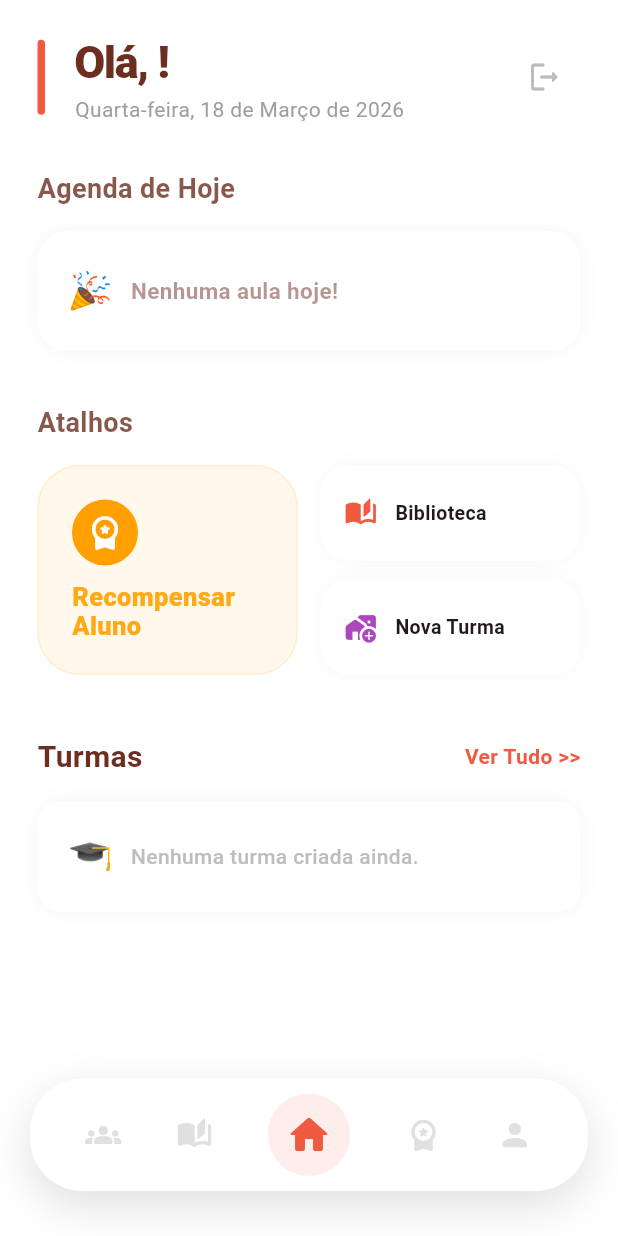
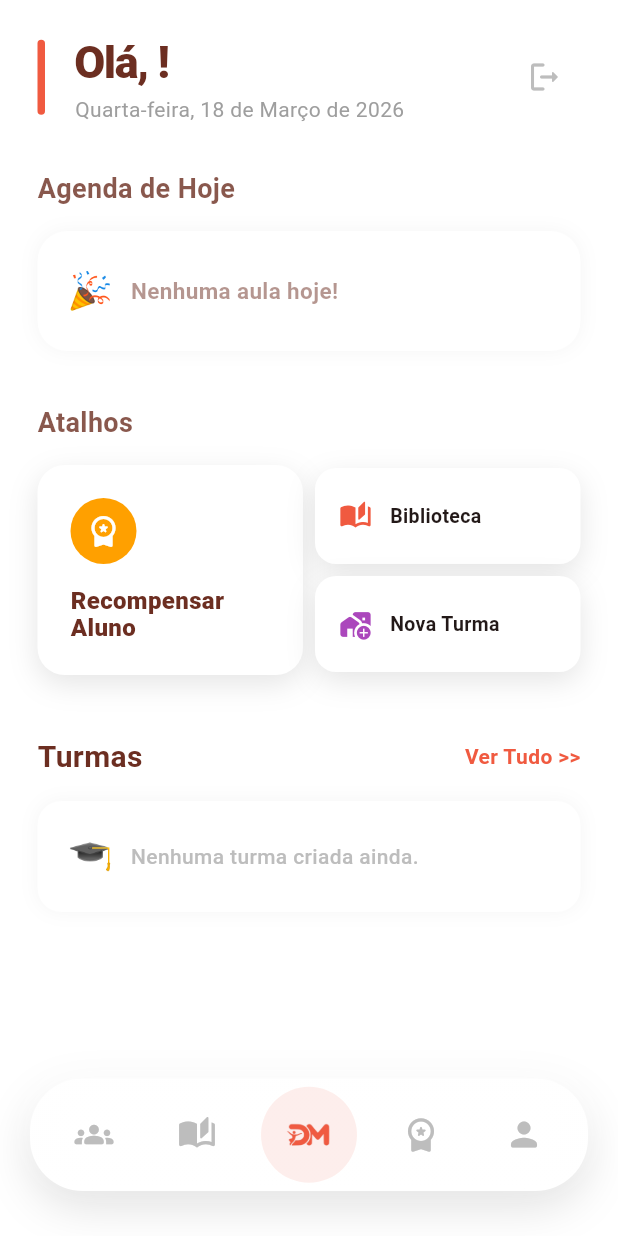
Before and after one commit to guilhermecarv32/DancaMais, a Flutter app: the TeacherDashboard screen opened directly, on a phone screen of 412 x 824 dp. Run offline on Flutter 3.47's test engine with Material 3 defaults, Android fonts, the phone set to English and light mode, and no system bars; our stand-ins replace cloud_firestore, firebase_auth, firebase_core, flutter_bloc; missing offline and left inert: firebase_app_check; accounts and stored records are empty.

Commit message:
ajustes no bento grid e menu inferior

```diff
--- a/lib/ui/screens/teacher_dashboard.dart
+++ b/lib/ui/screens/teacher_dashboard.dart
@@ -322,6 +322,27 @@ class _TeacherDashboardState extends State<TeacherDashboard> {
       body: Stack(
         children: [
           screens[_selectedIndex],
+          // Fade atrás do dock — suaviza a transição do conteúdo para o menu
+          Align(
+            alignment: Alignment.bottomCenter,
+            child: IgnorePointer(
+              child: Container(
+                height: 130,
+                decoration: BoxDecoration(
+                  gradient: LinearGradient(
+                    begin: Alignment.topCenter,
+                    end: Alignment.bottomCenter,
+                    colors: [
+                      Colors.white.withOpacity(0),
+                      Colors.white.withOpacity(0.85),
+                      Colors.white,
+                    ],
+                    stops: const [0.0, 0.5, 1.0],
+                  ),
+                ),
+              ),
+            ),
+          ),
           _buildFloatingDock(primaryColor),
         ],
       ),
@@ -338,13 +359,27 @@ class _TeacherDashboardState extends State<TeacherDashboard> {
         child: Container(
           height: 75,
           decoration: BoxDecoration(
-            color: Colors.white,
+            // Fade na parte de trás do dock
+            gradient: LinearGradient(
+              begin: Alignment.topCenter,
+              end: Alignment.bottomCenter,
+              colors: [
+                Colors.white.withOpacity(0.95),
+                Colors.white,
+              ],
+            ),
             borderRadius: BorderRadius.circular(35),
             boxShadow: [
               BoxShadow(
                   color: Colors.black.withOpacity(0.12),
                   blurRadius: 25,
-                  offset: const Offset(0, 10))
+                  offset: const Offset(0, 10)),
+              // Sombra difusa para efeito de fade nas bordas
+              BoxShadow(
+                  color: Colors.white.withOpacity(0.9),
+                  blurRadius: 20,
+                  spreadRadius: -5,
+                  offset: const Offset(0, -8)),
             ],
           ),
           child: Row(
@@ -352,25 +387,33 @@ class _TeacherDashboardState extends State<TeacherDashboard> {
             children: [
               _buildDockItem(0, Icons.groups_rounded),
               _buildDockItem(1, Icons.auto_stories_rounded),
+              // Botão Home com logo customizada
               GestureDetector(
                 onTap: () => setState(() => _selectedIndex = 2),
                 child: Container(
-                  height: 55,
-                  width: 55,
+                  // Hitbox ampliada
+                  width: 64,
+                  height: 64,
                   decoration: BoxDecoration(
                     color: _selectedIndex == 2
                         ? primary.withOpacity(0.1)
                         : Colors.transparent,
                     shape: BoxShape.circle,
                   ),
-                  child: Icon(
-                    _selectedIndex == 2
-                        ? Icons.home_rounded
-                        : Icons.home_outlined,
-                    size: 32,
-                    color: _selectedIndex == 2
-                        ? primary
-                        : Colors.grey[400],
+                  child: Center(
+                    child: _selectedIndex == 2
+                        ? Image.asset(
+                            'assets/logo_color.png',
+                            width: 32,
+                            height: 32,
+                            fit: BoxFit.contain,
+                          )
+                        : Image.asset(
+                            'assets/logodm_cinza_btn.png',
+                            width: 32,
+                            height: 32,
+                            fit: BoxFit.contain,
+                          ),
                   ),
                 ),
               ),
@@ -387,21 +430,28 @@ class _TeacherDashboardState extends State<TeacherDashboard> {
     final isSelected = _selectedIndex == index;
     return GestureDetector(
       onTap: () => setState(() => _selectedIndex = index),
+      // Hitbox ampliada — não precisa clicar exatamente no ícone
+      behavior: HitTestBehavior.opaque,
+      child: SizedBox(
+        width: 52,
+        height: 64,
         child: Column(
-        mainAxisSize: MainAxisSize.min,
+          mainAxisAlignment: MainAxisAlignment.center,
           children: [
             Icon(icon,
-              size: 24,
-              color: isSelected ? AppTheme.primary : Colors.grey[300]),
-          if (isSelected)
+                size: 26,
+                color: isSelected ? AppTheme.primary : Colors.grey[400]),
+            if (isSelected) ...[
+              const SizedBox(height: 4),
               Container(
-              margin: const EdgeInsets.only(top: 4),
                 width: 4,
                 height: 4,
                 decoration: const BoxDecoration(
                     color: AppTheme.primary, shape: BoxShape.circle),
               ),
             ],
+          ],
+        ),
       ),
     );
   }
@@ -529,7 +579,7 @@ class _TeacherDashboardState extends State<TeacherDashboard> {
               () => setState(() => _selectedIndex = 3),
             ),
           ),
-          const SizedBox(width: 15),
+          const SizedBox(width: 8),
           Expanded(
             child: Column(children: [
               _buildSmallBentoCard(
@@ -538,7 +588,7 @@ class _TeacherDashboardState extends State<TeacherDashboard> {
                 primary,
                 () => setState(() => _selectedIndex = 1),
               ),
-              const SizedBox(height: 12),
+              const SizedBox(height: 8),
               _buildSmallBentoCard(
                 'Nova Turma',
                 Icons.add_home_work_rounded,
@@ -551,16 +601,21 @@ class _TeacherDashboardState extends State<TeacherDashboard> {
       );
 
   Widget _buildBigBentoCard(
-      String title, IconData icon, Color color, VoidCallback onTap) =>
-      GestureDetector(
+      String title, IconData icon, Color color, VoidCallback onTap) {
+    return GestureDetector(
       onTap: onTap,
       child: Container(
         height: 140,
         padding: const EdgeInsets.all(22),
         decoration: BoxDecoration(
-            color: color.withOpacity(0.08),
-            borderRadius: BorderRadius.circular(28),
-            border: Border.all(color: color.withOpacity(0.12)),
+          color: Colors.white,
+          borderRadius: BorderRadius.circular(18),
+          boxShadow: [
+            BoxShadow(
+                color: Colors.black.withOpacity(0.10),
+                blurRadius: 16,
+                offset: const Offset(0, 6)),
+          ],
         ),
         child: Column(
           crossAxisAlignment: CrossAxisAlignment.start,
@@ -569,18 +624,18 @@ class _TeacherDashboardState extends State<TeacherDashboard> {
             CircleAvatar(
                 backgroundColor: color,
                 radius: 22,
-                  child:
-                      Icon(icon, color: Colors.white, size: 26)),
+                child: Icon(icon, color: Colors.white, size: 24)),
             Text(title,
-                  style: TextStyle(
-                      color: color.withOpacity(0.9),
+                style: const TextStyle(
+                    color: AppTheme.secondary,
                     fontWeight: FontWeight.w900,
-                      fontSize: 17,
+                    fontSize: 16,
                     height: 1.1)),
           ],
         ),
       ),
     );
+  }
 
   Widget _buildSmallBentoCard(
       String title, IconData icon, Color color, VoidCallback onTap) =>
@@ -591,11 +646,12 @@ class _TeacherDashboardState extends State<TeacherDashboard> {
           padding: const EdgeInsets.symmetric(horizontal: 16),
           decoration: BoxDecoration(
             color: Colors.white,
-            borderRadius: BorderRadius.circular(20),
+            borderRadius: BorderRadius.circular(14),
             boxShadow: [
               BoxShadow(
-                  color: Colors.black.withOpacity(0.03),
-                  blurRadius: 10)
+                  color: Colors.black.withOpacity(0.10),
+                  blurRadius: 16,
+                  offset: const Offset(0, 6)),
             ],
           ),
           child: Row(children: [
@@ -708,7 +764,7 @@ class _TeacherDashboardState extends State<TeacherDashboard> {
 
     return Container(
       width: 210,
-      margin: const EdgeInsets.only(right: 15),
+      margin: const EdgeInsets.only(right: 15, top: 6, bottom: 4),
       padding: const EdgeInsets.all(18),
       decoration: BoxDecoration(
         color: Colors.white,
@@ -749,27 +805,10 @@ class _TeacherDashboardState extends State<TeacherDashboard> {
                 fontWeight: FontWeight.bold),
           ),
           const Spacer(),
-          SizedBox(
-            width: double.infinity,
-            height: 40,
-            child: ElevatedButton(
-              onPressed: () => setState(() => _selectedIndex = 0),
-              style: ElevatedButton.styleFrom(
-                backgroundColor: temPasso ? primary : Colors.white,
-                foregroundColor: temPasso ? Colors.white : primary,
-                elevation: 0,
-                padding: EdgeInsets.zero,
-                shape: RoundedRectangleBorder(
-                    borderRadius: BorderRadius.circular(10),
-                    side: BorderSide(color: primary, width: 1.5)),
-              ),
-              child: Text(
-                temPasso ? turma.passoSemanaNome! : 'Definir passo',
-                style: const TextStyle(
-                    fontWeight: FontWeight.bold, fontSize: 12),
-                overflow: TextOverflow.ellipsis,
-              ),
-            ),
+          _PassoSemanaButton(
+            turma: turma,
+            primary: primary,
+            onTap: () => setState(() => _selectedIndex = 0),
           ),
         ],
       ),
@@ -784,3 +823,82 @@ class _TeacherDashboardState extends State<TeacherDashboard> {
             color: dark.withOpacity(0.8)),
       );
 }
+
+// ── Botão animado do passo da semana ──────────────────────────────
+
+class _PassoSemanaButton extends StatefulWidget {
+  final TurmaModel turma;
+  final Color primary;
+  final VoidCallback onTap;
+
+  const _PassoSemanaButton({
+    required this.turma,
+    required this.primary,
+    required this.onTap,
+  });
+
+  @override
+  State<_PassoSemanaButton> createState() => _PassoSemanaButtonState();
+}
+
+class _PassoSemanaButtonState extends State<_PassoSemanaButton>
+    with SingleTickerProviderStateMixin {
+  late AnimationController _controller;
+  late Animation<double> _scaleAnim;
+
+  @override
+  void initState() {
+    super.initState();
+    _controller = AnimationController(
+      vsync: this,
+      duration: const Duration(milliseconds: 120),
+      lowerBound: 0.0,
+      upperBound: 0.06,
+    );
+    _scaleAnim = Tween<double>(begin: 1.0, end: 0.94).animate(
+      CurvedAnimation(parent: _controller, curve: Curves.easeInOut),
+    );
+  }
+
+  @override
+  void dispose() {
+    _controller.dispose();
+    super.dispose();
+  }
+
+  @override
+  Widget build(BuildContext context) {
+    final temPasso = widget.turma.passoSemanaNome != null;
+
+    return GestureDetector(
+      onTapDown: (_) => _controller.forward(),
+      onTapUp: (_) {
+        _controller.reverse();
+        widget.onTap();
+      },
+      onTapCancel: () => _controller.reverse(),
+      child: ScaleTransition(
+        scale: _scaleAnim,
+        child: Container(
+          width: double.infinity,
+          height: 40,
+          decoration: BoxDecoration(
+            color: temPasso ? widget.primary : Colors.white,
+            borderRadius: BorderRadius.circular(10),
+            border: Border.all(color: widget.primary, width: 1.5),
+          ),
+          child: Center(
+            child: Text(
+              temPasso ? widget.turma.passoSemanaNome! : 'Definir passo',
+              style: TextStyle(
+                  fontWeight: FontWeight.bold,
+                  fontSize: 12,
+                  color: temPasso ? Colors.white : widget.primary),
+              overflow: TextOverflow.ellipsis,
+            ),
+          ),
+        ),
+      ),
+    );
+  }
+}
--- a/pubspec.yaml
+++ b/pubspec.yaml
@@ -45,8 +45,8 @@ flutter:
   uses-material-design: true
 
   # To add assets to your application, add an assets section, like this:
-  # assets:
-  #   - images/a_dot_burr.jpeg
+  assets:
+    - assets/
   #   - images/a_dot_ham.jpeg
 
   # An image asset can refer to one or more resolution-specific "variants", see
```
Also changed, not shown: assets/logodm_cinza_btn.png (added). Lines whose indentation alone changed are shown as unchanged.
